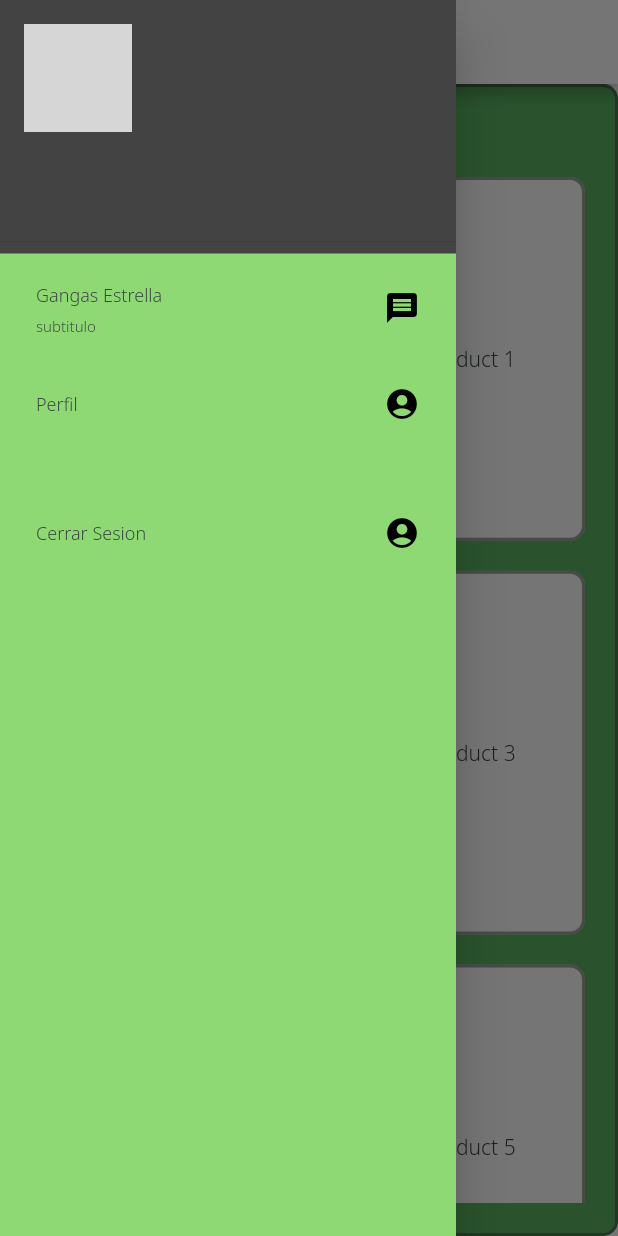
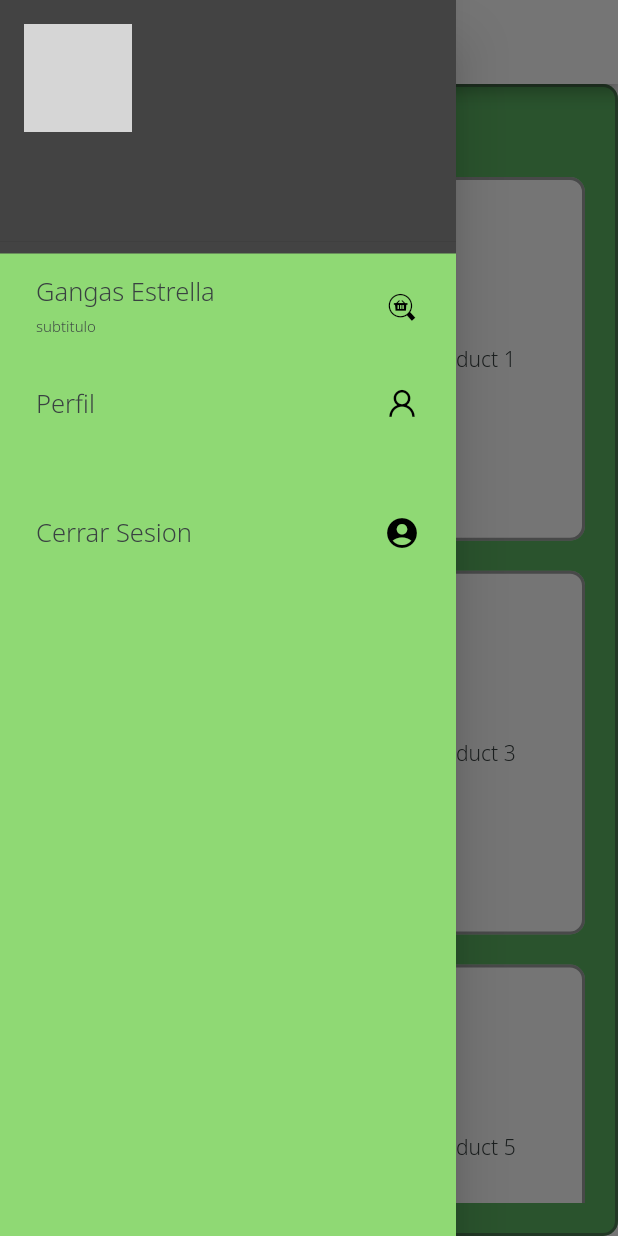
Before and after one commit to fmaqueda/appgangapp, a Flutter app: the screen it shows once a user with an empty profile is signed in, with the side drawer open, on a phone screen of 412 x 824 dp. Run offline on Flutter 3.47's test engine with Material 2 defaults, Android fonts, the phone set to English and light mode, and no system bars; our stand-ins replace cloud_firestore, firebase_auth, firebase_core, firebase_messaging, flutter_signin_button, get and 3 more; accounts and stored records are empty; network calls fail; statements that could not run were skipped; grey boxes are pictures that could not be loaded.

Commit message:
Cambios en theme

```diff
--- a/lib/ui/auth/screens/hometab.dart
+++ b/lib/ui/auth/screens/hometab.dart
@@ -2,6 +2,7 @@ import 'package:appgangapp/ui/auth/screens/signin_page.dart';
 import 'package:appgangapp/ui/auth/screens/signup_page.dart';
 import 'package:appgangapp/ui/theme/app_theme.dart';
 import 'package:appgangapp/ui/theme/color_theme.dart';
+import 'package:appgangapp/ui/theme/text_theme.dart';
 
 import 'package:flutter/material.dart';
 
@@ -22,14 +23,14 @@ class HomePageTab extends StatelessWidget {
               Tab(
                 icon: Text(
                   "Log In",
-                  style: appTheme.textTheme.headline6!
+                  style: textThemePropio.headline6!
                       .copyWith(fontWeight: FontWeight.w600, fontSize: 20),
                 ),
               ),
               Tab(
                 icon: Text(
                   "Registrarse",
-                  style: appTheme.textTheme.headline6!
+                  style: textThemePropio.headline6!
                       .copyWith(fontWeight: FontWeight.w600, fontSize: 20),
                 ),
               )
--- a/lib/ui/auth/screens/profile_page.dart
+++ b/lib/ui/auth/screens/profile_page.dart
@@ -27,7 +27,7 @@ class ProfilePageFinal extends StatelessWidget {
               Container(
                 height: 40,
                 width: 40,
-                color: AppColors.orange,
+                color: AppColors.backgroudColorOne,
                 child: GestureDetector(
                   onTap: () => Get.back(),
                   child: Icon(
@@ -43,7 +43,7 @@ class ProfilePageFinal extends StatelessWidget {
                 child: ElevatedButton(
                   style: ButtonStyle(
                     backgroundColor: MaterialStateProperty.all<Color>(
-                        AppColors.orangeButton),
+                        AppColors.backgroudColorOne),
                   ),
                   onPressed: () async {
                     //Get.to(EditUser());
@@ -75,7 +75,7 @@ class ProfilePageFinal extends StatelessWidget {
                             authController.firestoreUser!.value!.name != null)
                         ? authController.firestoreUser!.value!.name!
                         : "Usuario Anonimo",
-                    style: textTheme.headline6,
+                    style: textThemePropio.headline6,
                   ),
                 ),
               ),
@@ -87,7 +87,7 @@ class ProfilePageFinal extends StatelessWidget {
                             authController.firestoreUser!.value!.email != null)
                         ? authController.firestoreUser!.value!.email!
                         : "Email no configurado",
-                    style: textTheme.headline5,
+                    style: textThemePropio.headline5,
                   ),
                 ),
               ),
@@ -99,13 +99,14 @@ class ProfilePageFinal extends StatelessWidget {
                   width: double.infinity,
                   child: TextButton(
                     style: ButtonStyle(
-                        shape: MaterialStateProperty.all(
-                          RoundedRectangleBorder(
-                            borderRadius: BorderRadius.circular(5),
-                          ),
+                      shape: MaterialStateProperty.all(
+                        RoundedRectangleBorder(
+                          borderRadius: BorderRadius.circular(5),
                         ),
-                        backgroundColor:
-                            MaterialStateProperty.all(const Color(0xFFFFB449))),
+                      ),
+                      backgroundColor: MaterialStateProperty.all(
+                          AppColors.backgroudColorOne),
+                    ),
                     child: const Text(
                       "CERRAR SESION",
                       style: TextStyle(
--- a/lib/ui/products/otherwidgets/product_widget.dart
+++ b/lib/ui/products/otherwidgets/product_widget.dart
@@ -22,7 +22,8 @@ class ProductWidget extends StatelessWidget {
       child: Center(
         child: Text(
           product,
-          style: textTheme.subtitle2!.copyWith(color: AppColors.textColor),
+          style:
+              textThemePropio.subtitle2!.copyWith(color: AppColors.textColor),
         ),
       ),
     );
--- a/lib/ui/products/screens/list_gangas.dart
+++ b/lib/ui/products/screens/list_gangas.dart
@@ -3,6 +3,8 @@ import 'package:appgangapp/ui/auth/screens/hometab.dart';
 import 'package:appgangapp/ui/auth/screens/profile_page.dart';
 import 'package:appgangapp/ui/products/otherwidgets/product_widget.dart';
 import 'package:appgangapp/ui/theme/color_theme.dart';
+import 'package:appgangapp/ui/theme/gang_app_icons_icons.dart';
+import 'package:appgangapp/ui/theme/text_theme.dart';
 import 'package:appgangapp/utils/image_load.dart';
 
 import 'package:flutter/material.dart';
@@ -44,13 +46,29 @@ class ListGangas extends StatelessWidget {
                         authController.firestoreUser!.value!.photoUrl),
                     accountName: (authController.firestoreUser!.value != null &&
                             authController.firestoreUser!.value!.name != null)
-                        ? Text(authController.firestoreUser!.value!.name!)
-                        : const Text("Sin Nombre"),
+                        ? Text(
+                            authController.firestoreUser!.value!.name!,
+                            style: textThemePropio.subtitle1!
+                                .copyWith(color: AppColors.textColorAlt),
+                          )
+                        : Text(
+                            "Sin Nombre",
+                            style: textThemePropio.subtitle1!
+                                .copyWith(color: AppColors.textColorAlt),
+                          ),
                     accountEmail: (authController.firestoreUser!.value !=
                                 null &&
                             authController.firestoreUser!.value!.email != null)
-                        ? Text(authController.firestoreUser!.value!.email!)
-                        : const Text("Sin Email"),
+                        ? Text(
+                            authController.firestoreUser!.value!.email!,
+                            style: textThemePropio.subtitle1!
+                                .copyWith(color: AppColors.textColorAlt),
+                          )
+                        : Text(
+                            "Sin Email",
+                            style: textThemePropio.subtitle1!
+                                .copyWith(color: AppColors.textColorAlt),
+                          ),
                   ),
                 ),
               Padding(
@@ -58,10 +76,11 @@ class ListGangas extends StatelessWidget {
                 child: Column(
                   children: [
                     ListTile(
-                      title: const Text("Gangas Estrella"),
+                      title: Text("Gangas Estrella",
+                          style: textThemePropio.subtitle1!),
                       subtitle: const Text("subtitulo"),
                       trailing: const Icon(
-                        Icons.message,
+                        GangAppIcons.search_product,
                         color: Colors.black,
                       ),
                       onTap: () {
@@ -74,9 +93,9 @@ class ListGangas extends StatelessWidget {
                       },
                     ),
                     ListTile(
-                      title: const Text("Perfil"),
+                      title: Text("Perfil", style: textThemePropio.subtitle1!),
                       trailing: const Icon(
-                        Icons.account_circle,
+                        GangAppIcons.user_profile,
                         color: Colors.black,
                       ),
                       onTap: () {
@@ -90,7 +109,8 @@ class ListGangas extends StatelessWidget {
                     ),
                     const SizedBox(height: 30),
                     ListTile(
-                      title: const Text("Cerrar Sesion"),
+                      title: Text("Cerrar Sesion",
+                          style: textThemePropio.subtitle1!),
                       trailing: const Icon(
                         Icons.account_circle,
                         color: Colors.black,
--- a/lib/ui/theme/app_theme.dart
+++ b/lib/ui/theme/app_theme.dart
@@ -1,12 +1,13 @@
 import 'package:appgangapp/ui/theme/color_theme.dart';
+import 'package:appgangapp/ui/theme/text_theme.dart';
 import 'package:flutter/material.dart';
 
 import 'text_theme.dart';
 
 final ThemeData appTheme = ThemeData(
   brightness: Brightness.light,
-  textTheme: textTheme,
-  primaryTextTheme: textTheme,
+  textTheme: textThemePropio,
+  primaryTextTheme: textThemePropio,
   scaffoldBackgroundColor: Colors.white,
   errorColor: AppColors.redError,
   colorScheme: lightColorScheme,
--- a/lib/ui/theme/color_theme.dart
+++ b/lib/ui/theme/color_theme.dart
@@ -52,6 +52,7 @@ class AppColors {
   static const Color colorObscure = Color(0xff394141);
 
   static const Color textColor = Color(0xff394141);
+  static const Color textColorAlt = Color(0xff5bb462);
 
   static const Color orange = Color(0xfff5a523);
   static const Color green = Color(0xff7ed221);
--- a/lib/ui/theme/text_theme.dart
+++ b/lib/ui/theme/text_theme.dart
@@ -2,7 +2,7 @@ import 'package:appgangapp/ui/theme/color_theme.dart';
 import 'package:flutter/material.dart';
 import 'package:google_fonts/google_fonts.dart';
 
-final TextTheme textTheme = TextTheme(
+final TextTheme textThemePropio = TextTheme(
   headline1: GoogleFonts.notoSans(
       color: AppColors.textColor, fontSize: 48, fontWeight: FontWeight.w300),
   headline2: GoogleFonts.notoSans(
```
